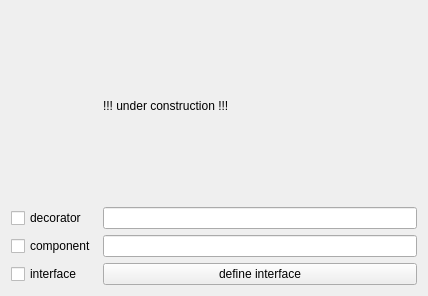
The window that CodeCreator/GeneratorDecorator.ui (Ulle84/UllesSourceCode) describes before a commit, drawn with Qt 5.
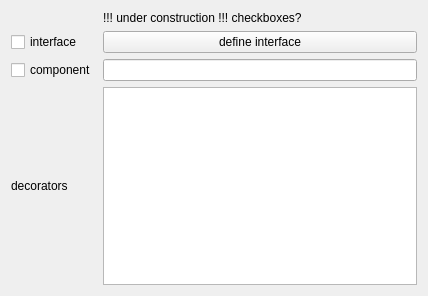
The same window after the commit. Custom widgets are drawn as their Qt base class.

The edit to the form file:
```diff
--- a/CodeCreator/GeneratorDecorator.ui
+++ b/CodeCreator/GeneratorDecorator.ui
@@ -14,16 +14,16 @@
    <string>GeneratorDecorator</string>
   </property>
   <layout class="QGridLayout" name="gridLayout">
-   <item row="1" column="0">
-    <widget class="QCheckBox" name="checkBoxDecorator">
+   <item row="2" column="2">
+    <widget class="QLineEdit" name="lineEditComponent"/>
+   </item>
+   <item row="0" column="2">
+    <widget class="QLabel" name="label">
      <property name="text">
-      <string>decorator</string>
+      <string>!!! under construction !!! checkboxes?</string>
      </property>
     </widget>
    </item>
-   <item row="1" column="2">
-    <widget class="QLineEdit" name="lineEditDecorator"/>
-   </item>
    <item row="2" column="0">
     <widget class="QCheckBox" name="checkBoxComponent">
      <property name="text">
@@ -31,30 +31,30 @@
      </property>
     </widget>
    </item>
-   <item row="2" column="2">
-    <widget class="QLineEdit" name="lineEditComponent"/>
+   <item row="4" column="0">
+    <widget class="QLabel" name="label_2">
+     <property name="text">
+      <string>decorators</string>
+     </property>
+    </widget>
    </item>
-   <item row="3" column="0">
+   <item row="4" column="2">
+    <widget class="QPlainTextEdit" name="plainTextEditDecorators"/>
+   </item>
+   <item row="1" column="0">
     <widget class="QCheckBox" name="checkBoxInterface">
      <property name="text">
       <string>interface</string>
      </property>
     </widget>
    </item>
-   <item row="3" column="2">
+   <item row="1" column="2">
     <widget class="InterfaceEditor" name="interfaceEditor">
      <property name="text">
       <string>define interface</string>
      </property>
     </widget>
    </item>
-   <item row="0" column="2">
-    <widget class="QLabel" name="label">
-     <property name="text">
-      <string>!!! under construction !!!</string>
-     </property>
-    </widget>
-   </item>
   </layout>
  </widget>
  <customwidgets>
```
